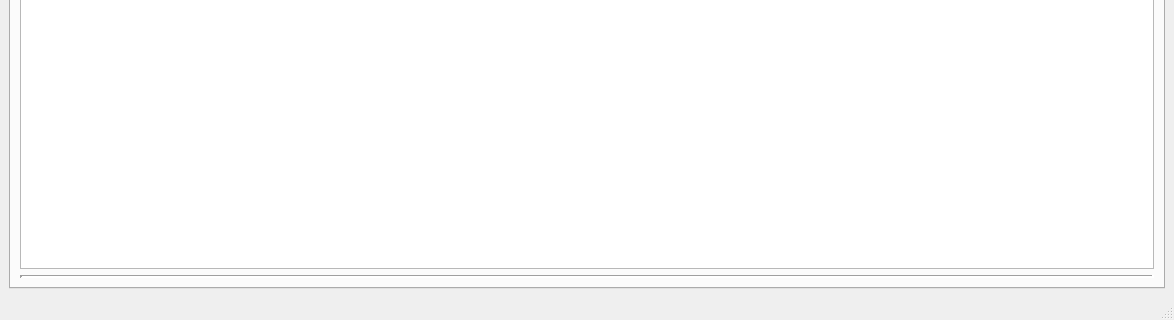
The window that templates/venPrincipal.ui (BuaTeijeiro/ProyectoDI) describes before a commit, drawn with Qt 5; both pictures show x 0 to 1174 and y 449 to 769 of the 1174 by 769 pixel window.
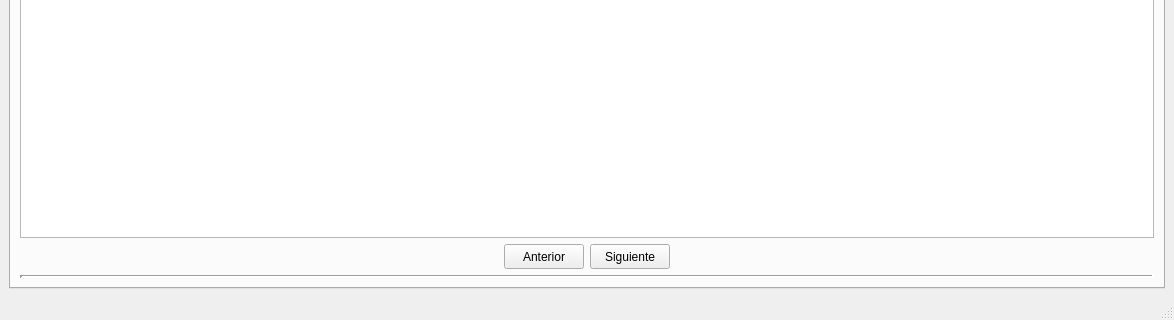
The same window after the commit. The open tabs and pages were chosen to show the change. Icons and pictures are not drawn.

Commit message: botones de anterior y siguiente en tabla clientes

Patch:
```diff
--- a/templates/venPrincipal.ui
+++ b/templates/venPrincipal.ui
@@ -56,9 +56,6 @@
         <string>CLIENTES</string>
        </attribute>
        <layout class="QVBoxLayout" name="verticalLayout">
-        <property name="sizeConstraint">
-         <enum>QLayout::SetDefaultConstraint</enum>
-        </property>
         <item>
          <layout class="QHBoxLayout" name="horizontalLayout_14">
           <item>
@@ -1176,6 +1173,78 @@
           </column>
          </widget>
         </item>
+        <item>
+         <layout class="QHBoxLayout" name="horizontalLayout_37">
+          <item>
+           <spacer name="horizontalSpacer_37">
+            <property name="orientation">
+             <enum>Qt::Horizontal</enum>
+            </property>
+            <property name="sizeHint" stdset="0">
+             <size>
+              <width>40</width>
+              <height>20</height>
+             </size>
+            </property>
+           </spacer>
+          </item>
+          <item>
+           <layout class="QHBoxLayout" name="horizontalLayout_38">
+            <item>
+             <widget class="QPushButton" name="btnAnteriorcli">
+              <property name="minimumSize">
+               <size>
+                <width>80</width>
+                <height>25</height>
+               </size>
+              </property>
+              <property name="maximumSize">
+               <size>
+                <width>80</width>
+                <height>25</height>
+               </size>
+              </property>
+              <property name="text">
+               <string>Anterior</string>
+              </property>
+             </widget>
+            </item>
+            <item>
+             <widget class="QPushButton" name="btnSiguientecli">
+              <property name="minimumSize">
+               <size>
+                <width>80</width>
+                <height>25</height>
+               </size>
+              </property>
+              <property name="maximumSize">
+               <size>
+                <width>80</width>
+                <height>25</height>
+               </size>
+              </property>
+              <property name="text">
+               <string>Siguiente</string>
+              </property>
+             </widget>
+            </item>
+           </layout>
+          </item>
+          <item>
+           <spacer name="horizontalSpacer_38">
+            <property name="orientation">
+             <enum>Qt::Horizontal</enum>
+            </property>
+            <property name="sizeHint" stdset="0">
+             <size>
+              <width>40</width>
+              <height>20</height>
+             </size>
+            </property>
+           </spacer>
+          </item>
+         </layout>
+        </item>
         <item>
          <widget class="Line" name="line_2">
           <property name="lineWidth">
```
Left out of the diff: 50 changed lines with no effect on the pictures. The commit also changes 14 other files.
